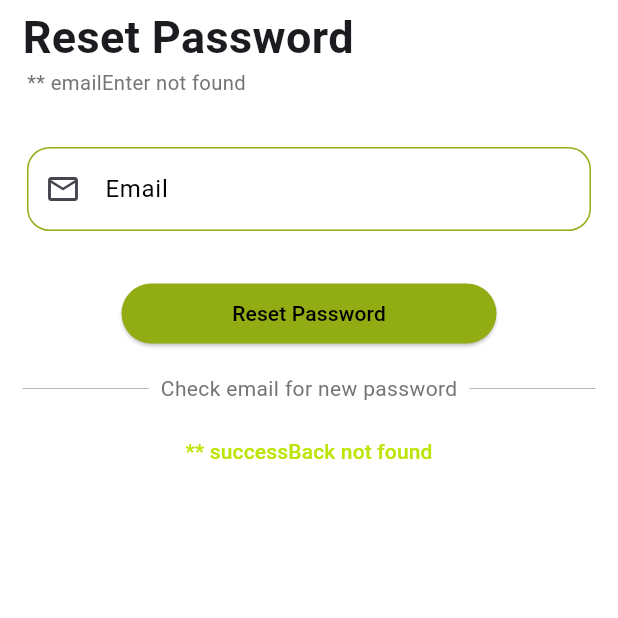
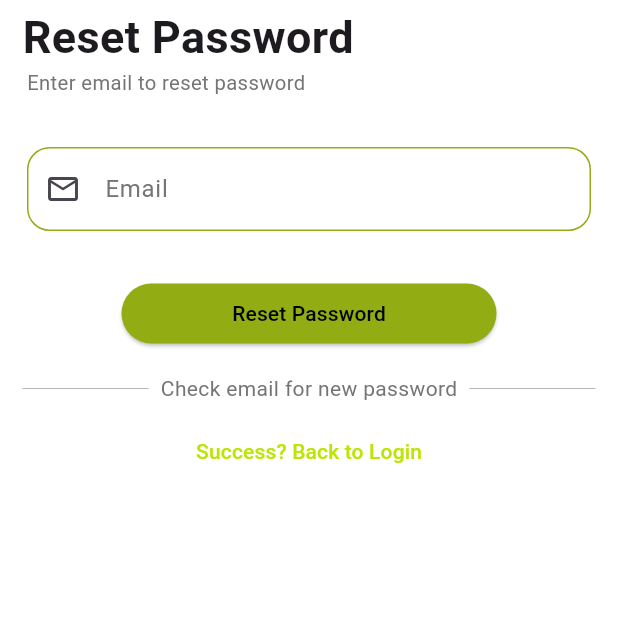
Before and after one commit to admin123KK/goodproject, a Flutter app: the ForgotPassword screen opened by its route, on a phone screen of 412 x 824 dp, the top half of it. Run offline on Flutter 3.47's test engine with Material 3 defaults, Android fonts, the phone set to English and light mode, and no system bars; our stand-ins replace awesome_notifications, cloud_firestore, firebase_auth, firebase_core, flutter_rating_bar, google_maps_flutter and 3 more; accounts and stored records are empty.

Commit message:
almost done with notfiication june 7

```diff
--- a/assets/languages/en.json
+++ b/assets/languages/en.json
@@ -50,9 +50,9 @@
   "weakPassword": "Weak Password",
 
   "resetPassword" : "Reset Password",
-  "enterPassword": "Enter email to rest password",
+  "enterPassword": "Enter email to reset password",
   "checkEmail" :"Check email for new password",
-  "sucessBack": "Success? Back to Login",
+  "successBack": "Success? Back to Login",
 
   "verificationCode" :  "Verification Code",
   "OTP": "We have sent OTP to your email address",
--- a/lib/home_page.dart
+++ b/lib/home_page.dart
@@ -55,12 +55,14 @@ class _LoginPageState extends State<HomePage> {
   }
 
   void _markNotificationSeen() async {
-    QuerySnapshot snapshot = await FirebaseFirestore.instance
+    QuerySnapshot snapshot = await FirebaseFirestore
+        .instance //notification seen and chnage the counter star form begin
         .collection('cashPay')
         .where('seen', isEqualTo: false)
         .get();
     for (QueryDocumentSnapshot doc in snapshot.docs) {
-      await doc.reference.update({'seen': true});
+      await doc.reference
+          .update({'seen': true}); //have to change in the upper side also
     }
     setState(() {
       notificationCount = 0;
--- a/lib/verifypages/reset_page.dart
+++ b/lib/verifypages/reset_page.dart
@@ -55,7 +55,7 @@ class _ForgotPasswordState extends State<ForgotPassword> {
                             alignment: Alignment.topLeft,
                             child: Text(
                               AppLocalizations.of(context)
-                                  .translate('emailEnter'),
+                                  .translate('enterPassword'),
                               style: TextStyle(
                                   color: Colors.grey[600], fontSize: 13.5),
                             ),
@@ -74,10 +74,11 @@ class _ForgotPasswordState extends State<ForgotPassword> {
                               decoration: InputDecoration(
                                   hintText: AppLocalizations.of(context)
                                       .translate('enterYourMail'),
+                                  hintStyle: TextStyle(color: Colors.grey[600]),
                                   labelText: AppLocalizations.of(context)
                                       .translate('email'),
-                                  labelStyle: const TextStyle(
-                                    color: Colors.black,
+                                  labelStyle: TextStyle(
+                                    color: Colors.grey[600],
                                   ),
                                   enabledBorder: OutlineInputBorder(
                                     borderRadius: BorderRadius.circular(15),
@@ -130,7 +131,7 @@ class _ForgotPasswordState extends State<ForgotPassword> {
                               ),
                               style: ButtonStyle(
                                 backgroundColor: MaterialStateProperty.all(
-                                  Color(0xFF91AD13),
+                                  const Color(0xFF91AD13),
                                 ),
                               ),
                             ),
@@ -138,7 +139,7 @@ class _ForgotPasswordState extends State<ForgotPassword> {
                         ),
                         Row(
                           children: [
-                            Expanded(
+                            const Expanded(
                               child: Divider(
                                 thickness: 0.5,
                                 color: Colors.grey,
```
Also changed, not shown: lib/adminMode/admin_page.dart (+14 -14 lines).
